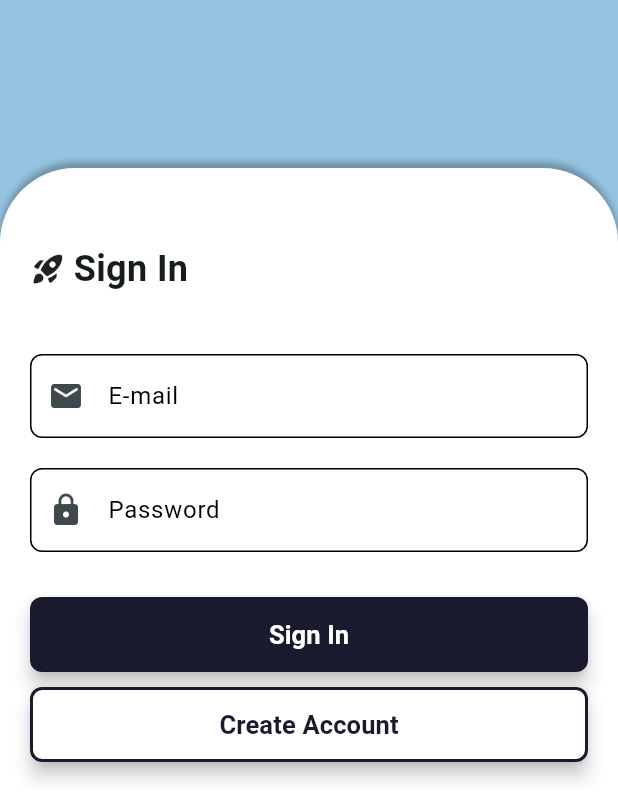
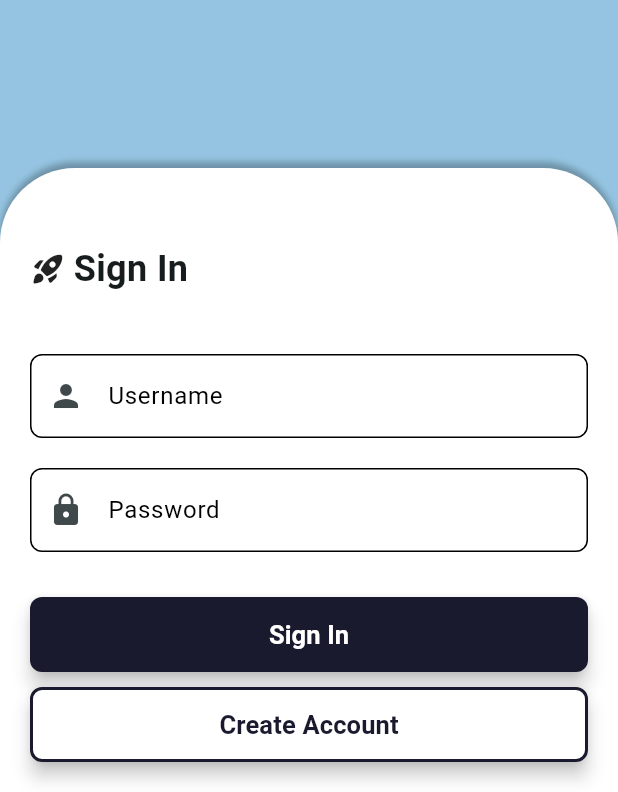
Before and after one commit to emmanueljustin/smart-app, a Flutter app: the screen it shows after launch, after a tap on "Sign In", on a phone screen of 412 x 824 dp, the part 444-1236 px from its top. Run offline on Flutter 3.47's test engine with Material 3 defaults, Android fonts, the phone set to English and light mode, and no system bars; our stand-ins replace bloc, dio, equatable, flutter_bloc, flutter_svg, get_it and 2 more; accounts and stored records are empty; network calls fail.

```diff
--- a/lib/src/auth/core/parameters.dart
+++ b/lib/src/auth/core/parameters.dart
@@ -2,16 +2,16 @@ import 'package:equatable/equatable.dart';
 
 class LoginParams extends Equatable {
   const LoginParams({
-    required this.email,
+    required this.username,
     required this.password,
   });
 
-  final String email;
+  final String username;
   final String password;
 
   @override
   List<Object> get props => [
-    email,
+    username,
     password,
   ];
 }
--- a/lib/src/auth/data/data_sources/auth_data_source.dart
+++ b/lib/src/auth/data/data_sources/auth_data_source.dart
@@ -1,6 +1,5 @@
 import 'package:smartapp/src/auth/core/parameters.dart';
-import 'package:smartapp/src/auth/data/models/login_info_model.dart';
 
 abstract class AuthDataSource {
-  Future<LoginInfoModel> login(LoginParams params);
+  Future<String> login(LoginParams params);
 }
--- a/lib/src/auth/data/data_sources/remote_auth_data_source_impl.dart
+++ b/lib/src/auth/data/data_sources/remote_auth_data_source_impl.dart
@@ -2,26 +2,25 @@ import 'package:smartapp/global_core/api/api_routes.dart';
 import 'package:smartapp/global_core/api/dio/dio_setup.dart';
 import 'package:smartapp/src/auth/core/parameters.dart';
 import 'package:smartapp/src/auth/data/data_sources/auth_data_source.dart';
-import 'package:smartapp/src/auth/data/models/login_info_model.dart';
 
 class RemoteAuthDataSourceImpl extends AuthDataSource {
   // final ApiClient _dio = ApiClient();
   final ApiRoutes _apiRoutes = ApiRoutes();
 
   @override
-  Future<LoginInfoModel> login(LoginParams params) async {
+  Future<String> login(LoginParams params) async {
     final response = await ApiClient().dio.post(_apiRoutes.userLogin,
       data: {
-        'email': params.email,
+        'username': params.username,
         'password': params.password,
-      }
+      },
     );
 
     if (response.statusCode == 200) {
       if (response.data['status'] == 'err') {
         throw Exception(response.data['message']);
       }
-      return LoginInfoModel.fromJson(response.data['data']);
+      return response.data['data'].toString();
     } else {
       throw Exception('Err: status code not ok.');
     }
--- a/lib/src/auth/data/repositories/auth_repository_impl.dart
+++ b/lib/src/auth/data/repositories/auth_repository_impl.dart
@@ -1,13 +1,12 @@
 import 'package:dio/dio.dart';
 import 'package:smartapp/src/auth/core/parameters.dart';
-import 'package:smartapp/src/auth/data/models/login_info_model.dart';
 import 'package:smartapp/src/auth/domain/repositories/auth_repository.dart';
 
 class AuthRepositoryImpl extends AuthRepository {
   const AuthRepositoryImpl(super.remoteAuthDataSrc);
 
   @override
-  Future<(String?, LoginInfoModel?)> login(LoginParams params) async {
+  Future<(String?, String?)> login(LoginParams params) async {
     try {
       final data = await remoteAuthDataSrc.login(params);
       return (null, data);
--- a/lib/src/auth/domain/repositories/auth_repository.dart
+++ b/lib/src/auth/domain/repositories/auth_repository.dart
@@ -1,11 +1,10 @@
 import 'package:smartapp/src/auth/core/parameters.dart';
 import 'package:smartapp/src/auth/data/data_sources/remote_auth_data_source_impl.dart';
-import 'package:smartapp/src/auth/data/models/login_info_model.dart';
 
 abstract class AuthRepository {
   const AuthRepository(this.remoteAuthDataSrc);
 
   final RemoteAuthDataSourceImpl remoteAuthDataSrc;
 
-  Future<(String?, LoginInfoModel?)> login(LoginParams params);
+  Future<(String?, String?)> login(LoginParams params);
 }
--- a/lib/src/auth/domain/usecases/user_login_usecase.dart
+++ b/lib/src/auth/domain/usecases/user_login_usecase.dart
@@ -1,15 +1,14 @@
 import 'package:smartapp/global_core/usecases/usecase_with_params.dart';
 import 'package:smartapp/src/auth/core/parameters.dart';
-import 'package:smartapp/src/auth/data/models/login_info_model.dart';
 import 'package:smartapp/src/auth/domain/repositories/auth_repository.dart';
 
-class UserLoginUsecase extends UseCaseWithParams<LoginInfoModel, LoginParams>{
+class UserLoginUsecase extends UseCaseWithParams<String, LoginParams>{
   UserLoginUsecase(this._authRepository);
 
   final AuthRepository _authRepository;
 
   @override
-  Future<(String?, LoginInfoModel?)> call(LoginParams params) {
+  Future<(String?, String?)> call(LoginParams params) {
     return _authRepository.login(params);
   }
 }
--- a/lib/src/auth/presentation/blocs/login/login_event.dart
+++ b/lib/src/auth/presentation/blocs/login/login_event.dart
@@ -23,3 +23,10 @@ class OnLogin extends LoginEvent {
     params,
   ];
 }
+
+class CheckHive extends LoginEvent {
+  const CheckHive();
+
+  @override
+  List<Object> get props => [];
+}
--- a/lib/src/auth/presentation/blocs/login/login_state.dart
+++ b/lib/src/auth/presentation/blocs/login/login_state.dart
@@ -5,28 +5,28 @@ enum LoginStatus { initial, loading, success, failed }
 class LoginState extends Equatable {
   const LoginState({
     this.status = LoginStatus.initial,
-    this.loginInfo,
+    this.token = '',
     this.error = '',
   });
 
   final LoginStatus status;
-  final LoginInfoModel? loginInfo;
+  final String token;
   final String error;
 
   LoginState copyWith({
     LoginStatus? status,
-    LoginInfoModel? loginInfo,
+    String? token,
     String? error,
   }) => LoginState(
     status: status ?? this.status,
-    loginInfo: loginInfo ?? this.loginInfo,
+    token: token ?? this.token,
     error: error ?? this.error,
   );
 
   @override
   List<Object?> get props => [
     status,
-    loginInfo,
+    token,
     error,
   ];
 }
--- a/lib/src/auth/presentation/screens/login.dart
+++ b/lib/src/auth/presentation/screens/login.dart
@@ -1,10 +1,11 @@
-import 'dart:developer';
-
 import 'package:flutter/material.dart';
+import 'package:flutter_bloc/flutter_bloc.dart';
 import 'package:flutter_svg/flutter_svg.dart';
-import 'package:smartapp/global_core/widgets/textfields/email_field.dart';
+import 'package:smartapp/global_core/widgets/textfields/info_field.dart';
 import 'package:smartapp/global_core/widgets/textfields/password_field.dart';
 import 'package:smartapp/global_core/widgets/title.dart';
+import 'package:smartapp/src/auth/core/parameters.dart';
+import 'package:smartapp/src/auth/presentation/blocs/login/login_bloc.dart';
 import 'package:smartapp/src/auth/presentation/screens/register.dart';
 
 class LoginScreen extends StatelessWidget {
@@ -12,18 +13,14 @@ class LoginScreen extends StatelessWidget {
 
   final GlobalKey<FormState> _key = GlobalKey<FormState>();
 
-  final TextEditingController _email = TextEditingController();
+  final TextEditingController _username = TextEditingController();
   final TextEditingController _password = TextEditingController();
 
-  final FocusNode _emailFocus = FocusNode();
+  final FocusNode _usernameFocus = FocusNode();
   final FocusNode _passwordFocus = FocusNode();
 
   @override
   Widget build(BuildContext context) {
-
-    // bool _keyboardVisible = false;
-
-    // _keyboardVisible = MediaQuery.of(context).viewInsets.bottom != 0;
     return Scaffold(
       backgroundColor: Theme.of(context).colorScheme.primary,
       body: SafeArea(
@@ -149,9 +146,11 @@ class LoginScreen extends StatelessWidget {
                           const SizedBox(
                             height: 40.0,
                           ),
-                          EmailTextField(
-                            controller: _email,
-                            focus: _emailFocus,
+                          InformationTextField(
+                            fieldName: "Username",
+                            icon: const Icon(Icons.person),
+                            controller: _username,
+                            focus: _usernameFocus,
                           ),
                           const SizedBox(
                             height: 20.0,
@@ -168,8 +167,7 @@ class LoginScreen extends StatelessWidget {
                             width: MediaQuery.of(context).size.width,
                             child: ElevatedButton(
                               onPressed: () {
-                                log(_email.text);
-                                log(_password.text);
+                                context.read<LoginBloc>().add(OnLogin(LoginParams(username: _username.text, password: _password.text)));
                               },
                               style: ElevatedButton.styleFrom(
                                 backgroundColor: Theme.of(context).colorScheme.secondary,
@@ -195,7 +193,8 @@ class LoginScreen extends StatelessWidget {
                             width: MediaQuery.of(context).size.width,
                             child: ElevatedButton(
                               onPressed: () {
-                                _emailFocus.unfocus();
+                                // context.read<LoginBloc>().add(const CheckHive());
+                                _usernameFocus.unfocus();
                                 _passwordFocus.unfocus();
                                 Navigator.push(
                                   context,
```
Also changed, not shown: lib/global_core/api/api_routes.dart (+9 -6 lines), lib/global_core/api/dio/dio_interceptors.dart (+17 -4 lines), lib/global_core/hive_service/hive_methods.dart (+8 -0 lines), lib/src/auth/presentation/blocs/login/login_bloc.dart (+12 -6 lines).
